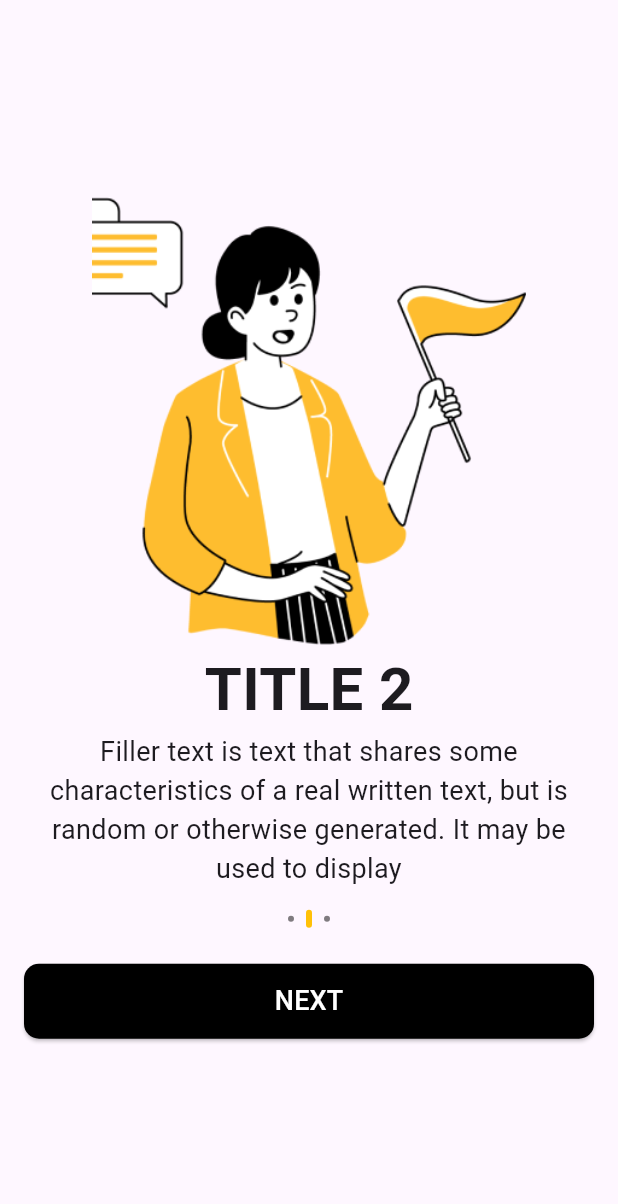
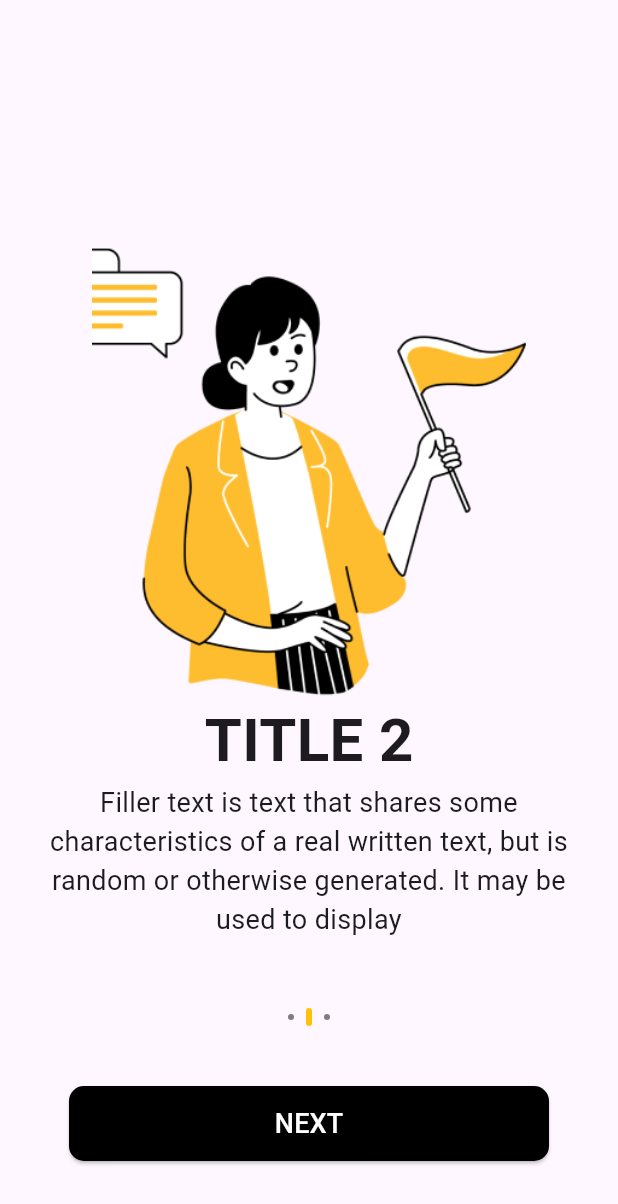
Before and after one commit to mohidhafeez/onbording, a Flutter app: the screen it shows after launch, after a tap on "NEXT", on a phone screen of 412 x 824 dp. Shown: the top 1204 px of the screen. Run offline on Flutter 3.47's test engine with Material 2 defaults, Android fonts, the phone set to English and light mode, and no system bars.

Commit message:
after smooth transaction

```diff
--- a/lib/onbording.dart
+++ b/lib/onbording.dart
@@ -26,7 +26,7 @@ class _OnbordingState extends State<Onbording> {
   }
 
   void _navigateToHome() {
-    Navigator.of(context).push(
+    Navigator.of(context).pushReplacement(
       MaterialPageRoute(
         builder: (context) =>
             HomePage(), // Replace 'HomeScreen' with your actual home screen widget
@@ -37,7 +37,10 @@ class _OnbordingState extends State<Onbording> {
   @override
   Widget build(BuildContext context) {
     return Scaffold(
-      body: PageView.builder(
+      body: Column(
+        children: [
+          Expanded(
+            child: PageView.builder(
               controller: _pageController,
               itemCount: contents.length,
               onPageChanged: (index) {
@@ -70,7 +73,15 @@ class _OnbordingState extends State<Onbording> {
                       const SizedBox(
                         height: 10,
                       ),
-                Row(
+                    ],
+                  ),
+                );
+              },
+            ),
+          ),
+          Padding(
+            padding: const EdgeInsets.all(16.0),
+            child: Row(
               mainAxisAlignment: MainAxisAlignment.center,
               children: [
                 ...List.generate(
@@ -83,15 +94,16 @@ class _OnbordingState extends State<Onbording> {
                         )),
               ],
             ),
+          ),
           const SizedBox(
             height: 20,
           ),
           SizedBox(
             height: 50,
-                  width: double.infinity,
+            width: 320,
             child: ElevatedButton(
               onPressed: () {
-                      if (i < contents.length - 1) {
+                if (_pageIndex < contents.length - 1) {
                   _pageController.nextPage(
                     duration: const Duration(milliseconds: 300),
                     curve: Curves.ease,
@@ -108,18 +120,18 @@ class _OnbordingState extends State<Onbording> {
                 ),
               ),
               child: Text(
-                      i < contents.length - 1
+                _pageIndex < contents.length - 1
                     ? 'NEXT'
                     : 'GET STARTED', // Change the button text on the last screen
+
                 style: const TextStyle(fontSize: 18),
               ),
             ),
           ),
-                const Spacer()
+          SizedBox(
+            height: 50,
+          )
         ],
-            ),
-          );
-        },
       ),
     );
   }
```
Lines whose indentation alone changed are shown as unchanged.
